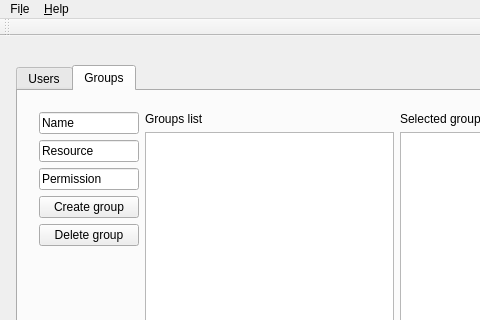
The window that MainWindow.ui (Credid/credid-client-qt) describes before a commit, drawn with Qt 5; both pictures show x 0 to 480 and y 0 to 320 of the 685 by 450 pixel window.
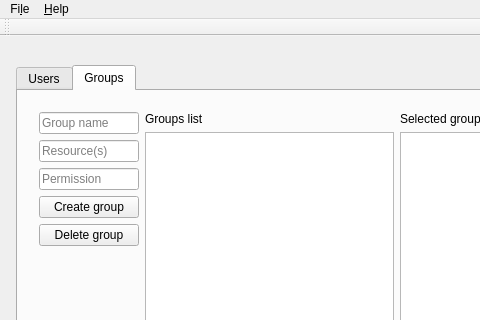
The same window after the commit. The open tabs and pages were chosen to show the change.

Patch:
```diff
--- a/MainWindow.ui
+++ b/MainWindow.ui
@@ -240,7 +240,10 @@
             <string>&lt;html&gt;&lt;head/&gt;&lt;body&gt;&lt;p&gt;Group name&lt;/p&gt;&lt;/body&gt;&lt;/html&gt;</string>
            </property>
            <property name="text">
-            <string>Name</string>
+            <string/>
+           </property>
+           <property name="placeholderText">
+            <string>Group name</string>
            </property>
           </widget>
          </item>
@@ -250,7 +253,10 @@
             <string>&lt;html&gt;&lt;head/&gt;&lt;body&gt;&lt;p&gt;Group resource&lt;/p&gt;&lt;/body&gt;&lt;/html&gt;</string>
            </property>
            <property name="text">
-            <string>Resource</string>
+            <string/>
+           </property>
+           <property name="placeholderText">
+            <string>Resource(s)</string>
            </property>
           </widget>
          </item>
@@ -260,6 +266,9 @@
             <string>&lt;html&gt;&lt;head/&gt;&lt;body&gt;&lt;p&gt;Group permission&lt;/p&gt;&lt;/body&gt;&lt;/html&gt;</string>
            </property>
            <property name="text">
+            <string/>
+           </property>
+           <property name="placeholderText">
             <string>Permission</string>
            </property>
           </widget>
```
Left out of the diff: 13 changed lines with no effect on the pictures.
